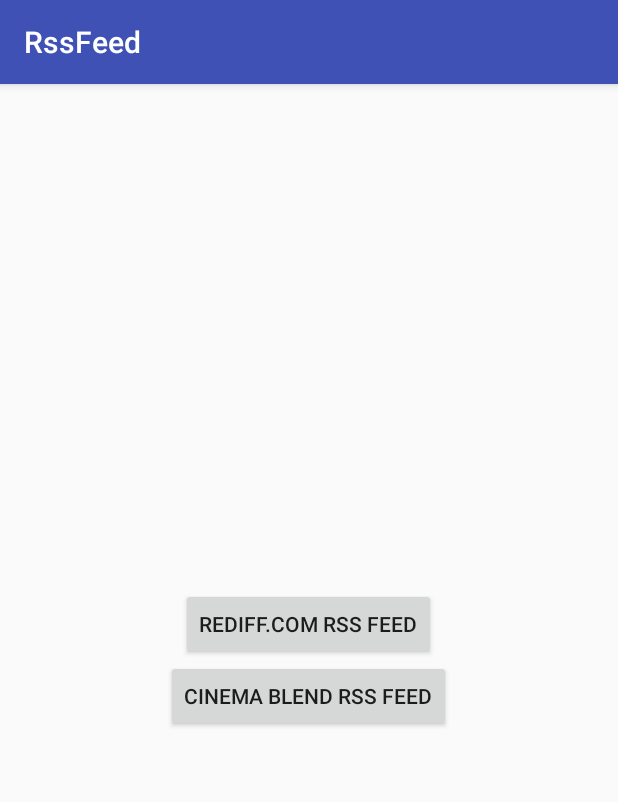
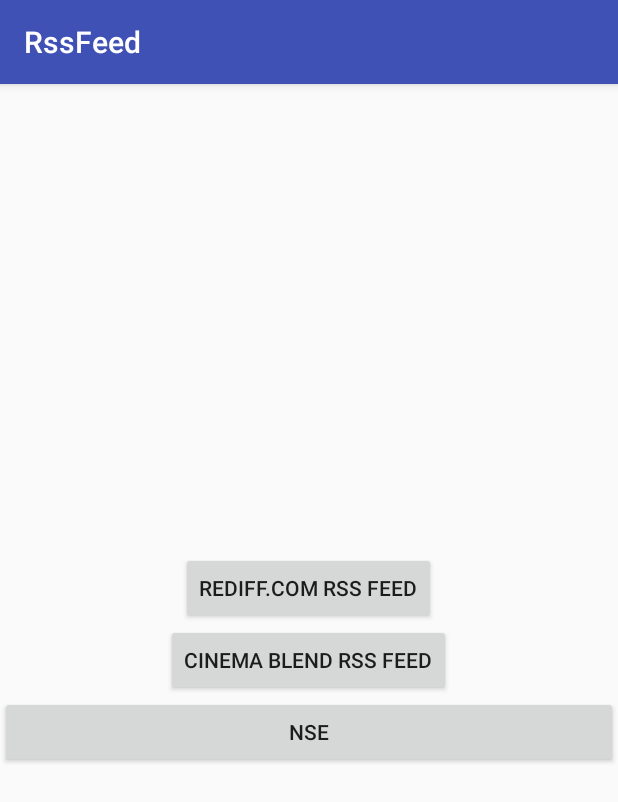
Before and after one commit to youd5/rssfeed, an Android app: the screen it shows after launch (MainActivity), on a phone screen of 412 x 824 dp. Shown: the top 802 px of the screen. Run offline under Robolectric (Android 15) with nearby library versions, the phone set to English and light mode, and no system bars.

Commit message:
adding one more button to Home page

```diff
--- a/app/src/main/java/com/example/rssfeed/MainActivity.java
+++ b/app/src/main/java/com/example/rssfeed/MainActivity.java
@@ -21,13 +21,16 @@
 
         Button btnRediff = findViewById(R.id.btnRediff);
         Button btnCinemaBlend = findViewById(R.id.btnCinemaBlend);
+        Button btnNse = findViewById(R.id.buttonnse);
         btnRediff.setOnClickListener(this);
         btnCinemaBlend.setOnClickListener(this);
+        btnNse.setOnClickListener(this);
 
         //https://www.rediff.com/rss/moviesreviewsrss.xml");
         //https://www.nseindia.com/api/historical/cm/equity?series=[%22EQ%22]&from=30-01-2020&to=10-02-2020&symbol=EDELWEISS");
         rssLinks.add("https://m.rediff.com/rss/moviesreviewsrss.xml");
         rssLinks.add("https://www.cinemablend.com/rss_review.php");
+        rssLinks.add("https://www.nseindia.com/api/historical/cm/equity?series=[%22EQ%22]&from=30-01-2020&to=10-02-2020&symbol=EDELWEISS");
     }
 
     @Override
@@ -40,6 +43,9 @@
             case R.id.btnCinemaBlend:
                 startActivity(new Intent(MainActivity.this, RSSFeedActivity.class).putExtra("rssLink", rssLinks.get(1)));
                 break;
+            case R.id.buttonnse:
+                startActivity(new Intent(MainActivity.this, RSSFeedActivity.class).putExtra("rssLink", rssLinks.get(2)));
+                break;
         }
     }
 }
--- a/app/src/main/res/layout/activity_main.xml
+++ b/app/src/main/res/layout/activity_main.xml
@@ -17,4 +17,10 @@
         android:layout_height="wrap_content"
         android:text="CINEMA BLEND RSS FEED" />
 
+    <Button
+        android:id="@+id/buttonnse"
+        android:layout_width="match_parent"
+        android:layout_height="wrap_content"
+        android:text="NSE" />
+
 </LinearLayout>
```
